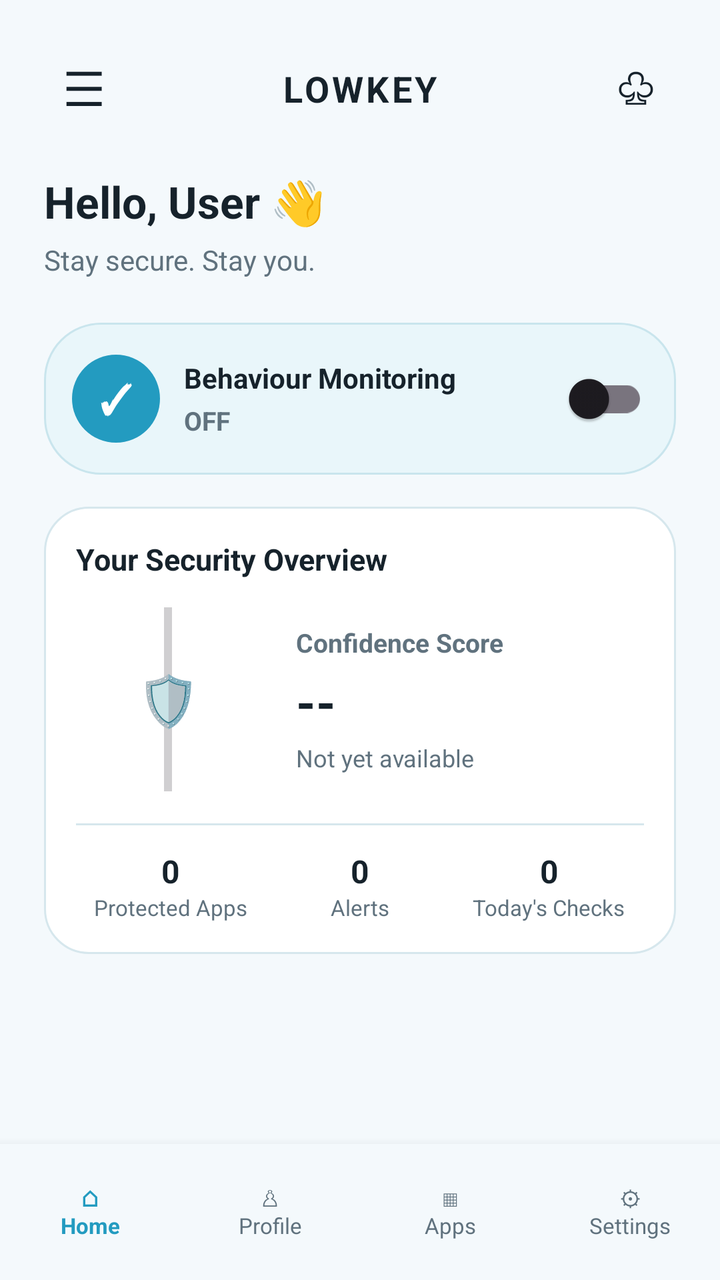
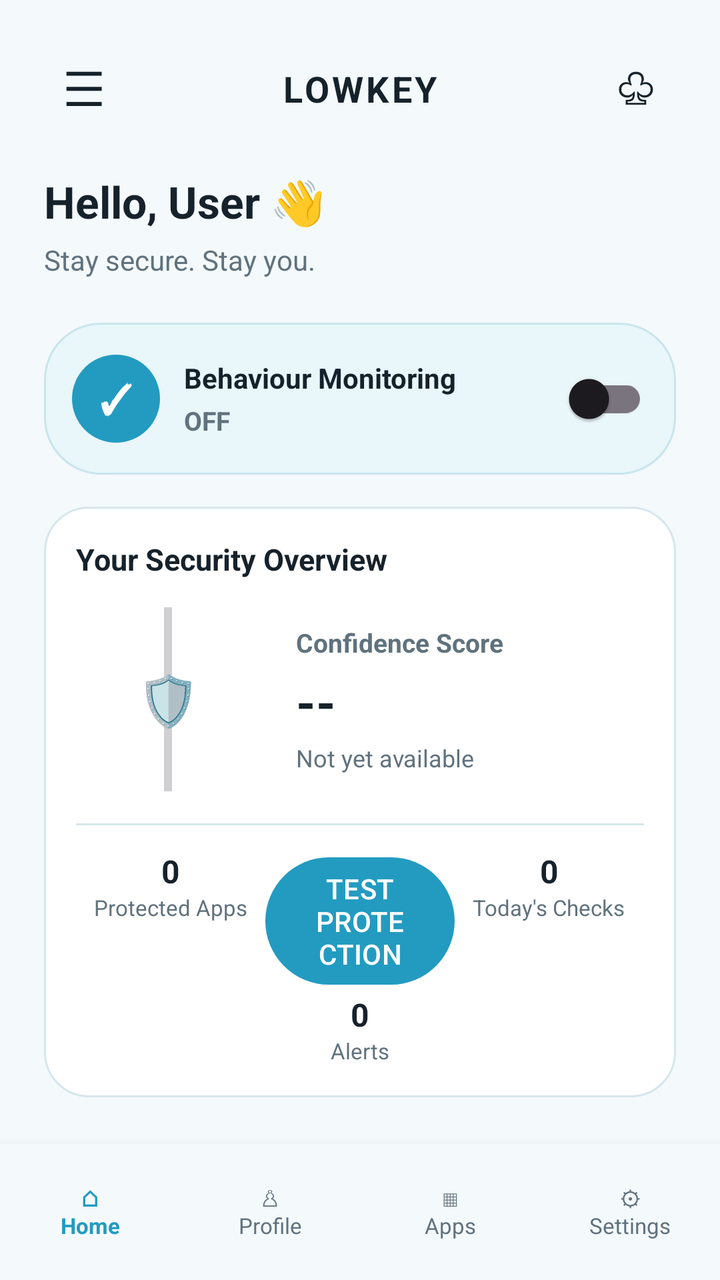

An Android layout rendered at two revisions. The XML below is the earlier revision; the diff shows what the commit changed to produce the second picture.
<!-- AndroidManifest.xml: application theme Theme.Lowkey -->
<!-- res/layout/activity_dashboard.xml -->
<?xml version="1.0" encoding="utf-8"?>
<androidx.constraintlayout.widget.ConstraintLayout
    xmlns:android="http://schemas.android.com/apk/res/android"
    xmlns:app="http://schemas.android.com/apk/res-auto"
    android:id="@+id/main"
    android:layout_width="match_parent"
    android:layout_height="match_parent"
    android:background="@color/screen_background">

    
    <ScrollView
        android:id="@+id/dashboardScroll"
        android:layout_width="0dp"
        android:layout_height="0dp"
        android:fillViewport="true"
        android:clipToPadding="false"
        android:paddingBottom="12dp"
        app:layout_constraintTop_toTopOf="parent"
        app:layout_constraintBottom_toTopOf="@id/bottomNavigation"
        app:layout_constraintStart_toStartOf="parent"
        app:layout_constraintEnd_toEndOf="parent">

        <LinearLayout
            android:layout_width="match_parent"
            android:layout_height="wrap_content"
            android:orientation="vertical"
            android:paddingStart="22dp"
            android:paddingTop="24dp"
            android:paddingEnd="22dp"
            android:paddingBottom="20dp">

            
            <androidx.constraintlayout.widget.ConstraintLayout
                android:layout_width="match_parent"
                android:layout_height="wrap_content">

                <TextView
                    android:id="@+id/tvMenu"
                    android:layout_width="40dp"
                    android:layout_height="40dp"
                    android:gravity="center"
                    android:text="☰"
                    android:textColor="@color/primary_text"
                    android:textSize="24sp"
                    app:layout_constraintStart_toStartOf="parent"
                    app:layout_constraintTop_toTopOf="parent"
                    app:layout_constraintBottom_toBottomOf="parent" />

                <TextView
                    android:id="@+id/tvHeaderTitle"
                    android:layout_width="wrap_content"
                    android:layout_height="wrap_content"
                    android:text="LOWKEY"
                    android:textColor="@color/primary_text"
                    android:textSize="18sp"
                    android:textStyle="bold"
                    android:letterSpacing="0.08"
                    app:layout_constraintStart_toEndOf="@id/tvMenu"
                    app:layout_constraintEnd_toStartOf="@id/tvNotification"
                    app:layout_constraintTop_toTopOf="parent"
                    app:layout_constraintBottom_toBottomOf="parent" />

                <TextView
                    android:id="@+id/tvNotification"
                    android:layout_width="40dp"
                    android:layout_height="40dp"
                    android:gravity="center"
                    android:text="♧"
                    android:textColor="@color/primary_text"
                    android:textSize="22sp"
                    app:layout_constraintEnd_toEndOf="parent"
                    app:layout_constraintTop_toTopOf="parent"
                    app:layout_constraintBottom_toBottomOf="parent" />

            </androidx.constraintlayout.widget.ConstraintLayout>

            
            <TextView
                android:id="@+id/tvGreeting"
                android:layout_width="wrap_content"
                android:layout_height="wrap_content"
                android:layout_marginTop="22dp"
                android:text="Hello, User 👋"
                android:textColor="@color/primary_text"
                android:textSize="22sp"
                android:textStyle="bold" />

            <TextView
                android:id="@+id/tvSubtitle"
                android:layout_width="wrap_content"
                android:layout_height="wrap_content"
                android:layout_marginTop="5dp"
                android:text="Stay secure. Stay you."
                android:textColor="@color/secondary_text"
                android:textSize="14sp" />

            
            <LinearLayout
                android:id="@+id/monitoringCard"
                android:layout_width="match_parent"
                android:layout_height="wrap_content"
                android:layout_marginTop="22dp"
                android:background="@drawable/bg_monitoring_card"
                android:gravity="center_vertical"
                android:orientation="horizontal"
                android:padding="14dp">

                <TextView
                    android:id="@+id/tvMonitoringShield"
                    android:layout_width="44dp"
                    android:layout_height="44dp"
                    android:background="@drawable/circle_dot"
                    android:gravity="center"
                    android:text="✓"
                    android:textColor="@android:color/white"
                    android:textSize="20sp"
                    android:textStyle="bold" />

                <LinearLayout
                    android:layout_width="0dp"
                    android:layout_height="wrap_content"
                    android:layout_weight="1"
                    android:layout_marginStart="12dp"
                    android:orientation="vertical">

                    <TextView
                        android:layout_width="wrap_content"
                        android:layout_height="wrap_content"
                        android:text="Behaviour Monitoring"
                        android:textColor="@color/primary_text"
                        android:textSize="14sp"
                        android:textStyle="bold" />

                    <TextView
                        android:id="@+id/tvMonitoringState"
                        android:layout_width="wrap_content"
                        android:layout_height="wrap_content"
                        android:layout_marginTop="3dp"
                        android:text="OFF"
                        android:textColor="@color/secondary_text"
                        android:textSize="13sp"
                        android:textStyle="bold" />

                </LinearLayout>

                <androidx.appcompat.widget.SwitchCompat
                    android:id="@+id/switchMonitoring"
                    android:layout_width="wrap_content"
                    android:layout_height="wrap_content"
                    android:showText="false"
                    android:checked="false" />

            </LinearLayout>

            
            <LinearLayout
                android:layout_width="match_parent"
                android:layout_height="wrap_content"
                android:layout_marginTop="16dp"
                android:background="@drawable/bg_status_card"
                android:orientation="vertical"
                android:padding="16dp">

                <TextView
                    android:layout_width="wrap_content"
                    android:layout_height="wrap_content"
                    android:text="Your Security Overview"
                    android:textColor="@color/primary_text"
                    android:textSize="15sp"
                    android:textStyle="bold" />

                <LinearLayout
                    android:layout_width="match_parent"
                    android:layout_height="wrap_content"
                    android:layout_marginTop="14dp"
                    android:gravity="center_vertical"
                    android:orientation="horizontal">

                    
                    <FrameLayout
                        android:layout_width="92dp"
                        android:layout_height="92dp">

                        <ProgressBar
                            android:id="@+id/progressConfidence"
                            style="?android:attr/progressBarStyleHorizontal"
                            android:layout_width="92dp"
                            android:layout_height="92dp"
                            android:max="100"
                            android:progress="0"
                            android:rotation="-90"
                            android:indeterminate="false" />

                        <TextView
                            android:id="@+id/tvShieldSmall"
                            android:layout_width="match_parent"
                            android:layout_height="match_parent"
                            android:gravity="center"
                            android:text="🛡"
                            android:textSize="25sp" />

                    </FrameLayout>

                    <LinearLayout
                        android:layout_width="0dp"
                        android:layout_height="wrap_content"
                        android:layout_weight="1"
                        android:layout_marginStart="18dp"
                        android:orientation="vertical">

                        <TextView
                            android:layout_width="wrap_content"
                            android:layout_height="wrap_content"
                            android:text="Confidence Score"
                            android:textColor="@color/secondary_text"
                            android:textSize="13sp"
                            android:textStyle="bold" />

                        <TextView
                            android:id="@+id/tvConfidenceScore"
                            android:layout_width="wrap_content"
                            android:layout_height="wrap_content"
                            android:layout_marginTop="4dp"
                            android:text="--"
                            android:textColor="@color/primary_text"
                            android:textSize="25sp"
                            android:textStyle="bold" />

                        <TextView
                            android:id="@+id/tvVerificationStatus"
                            android:layout_width="wrap_content"
                            android:layout_height="wrap_content"
                            android:layout_marginTop="3dp"
                            android:text="Not yet available"
                            android:textColor="@color/secondary_text"
                            android:textSize="12sp" />

                    </LinearLayout>

                </LinearLayout>

                <View
                    android:layout_width="match_parent"
                    android:layout_height="1dp"
                    android:layout_marginTop="16dp"
                    android:background="#D6E7ED" />

                
                <LinearLayout
                    android:layout_width="match_parent"
                    android:layout_height="wrap_content"
                    android:layout_marginTop="12dp"
                    android:orientation="horizontal">

                    <LinearLayout
                        android:layout_width="0dp"
                        android:layout_height="wrap_content"
                        android:layout_weight="1"
                        android:gravity="center"
                        android:orientation="vertical">

                        <TextView
                            android:id="@+id/tvProtectedApps"
                            android:layout_width="wrap_content"
                            android:layout_height="wrap_content"
                            android:text="0"
                            android:textColor="@color/primary_text"
                            android:textSize="16sp"
                            android:textStyle="bold" />

                        <TextView
                            android:layout_width="wrap_content"
                            android:layout_height="wrap_content"
                            android:text="Protected Apps"
                            android:textColor="@color/secondary_text"
                            android:textSize="11sp" />

                    </LinearLayout>

                    <LinearLayout
                        android:layout_width="0dp"
                        android:layout_height="wrap_content"
                        android:layout_weight="1"
                        android:gravity="center"
                        android:orientation="vertical">

                        <TextView
                            android:id="@+id/tvAlerts"
                            android:layout_width="wrap_content"
                            android:layout_height="wrap_content"
                            android:text="0"
                            android:textColor="@color/primary_text"
                            android:textSize="16sp"
                            android:textStyle="bold" />

                        <TextView
                            android:layout_width="wrap_content"
                            android:layout_height="wrap_content"
                            android:text="Alerts"
                            android:textColor="@color/secondary_text"
                            android:textSize="11sp" />

                    </LinearLayout>

                    <LinearLayout
                        android:layout_width="0dp"
                        android:layout_height="wrap_content"
                        android:layout_weight="1"
                        android:gravity="center"
                        android:orientation="vertical">

                        <TextView
                            android:id="@+id/tvTodayChecks"
                            android:layout_width="wrap_content"
                            android:layout_height="wrap_content"
                            android:text="0"
                            android:textColor="@color/primary_text"
                            android:textSize="16sp"
                            android:textStyle="bold" />

                        <TextView
                            android:layout_width="wrap_content"
                            android:layout_height="wrap_content"
                            android:text="Today's Checks"
                            android:textColor="@color/secondary_text"
                            android:textSize="11sp" />

                    </LinearLayout>

                </LinearLayout>

            </LinearLayout>

            


        </LinearLayout>

    </ScrollView>

    
    <LinearLayout
        android:id="@+id/bottomNavigation"
        android:layout_width="0dp"
        android:layout_height="68dp"
        android:background="@color/screen_background"
        android:gravity="center"
        android:orientation="horizontal"
        android:elevation="8dp"
        app:layout_constraintBottom_toBottomOf="parent"
        app:layout_constraintStart_toStartOf="parent"
        app:layout_constraintEnd_toEndOf="parent">

        <TextView
            android:id="@+id/navHome"
            android:layout_width="0dp"
            android:layout_height="match_parent"
            android:layout_weight="1"
            android:gravity="center"
            android:text="⌂\nHome"
            android:textColor="@color/accent_blue"
            android:textSize="11sp"
            android:textStyle="bold" />

        <TextView
            android:id="@+id/navProfile"
            android:layout_width="0dp"
            android:layout_height="match_parent"
            android:layout_weight="1"
            android:gravity="center"
            android:text="♙\nProfile"
            android:textColor="@color/secondary_text"
            android:textSize="11sp" />

        <TextView
            android:id="@+id/navApps"
            android:layout_width="0dp"
            android:layout_height="match_parent"
            android:layout_weight="1"
            android:gravity="center"
            android:text="▦\nApps"
            android:textColor="@color/secondary_text"
            android:textSize="11sp" />

        <TextView
            android:id="@+id/navSettings"
            android:layout_width="0dp"
            android:layout_height="match_parent"
            android:layout_weight="1"
            android:gravity="center"
            android:text="⚙\nSettings"
            android:textColor="@color/secondary_text"
            android:textSize="11sp" />

    </LinearLayout>

</androidx.constraintlayout.widget.ConstraintLayout>
<!-- resources referenced by this layout -->
<resources>
  <color name="accent_blue">#239BC0</color>
  <color name="primary_text">#16222B</color>
  <color name="screen_background">#F4F9FC</color>
  <color name="secondary_text">#60727E</color>
  <!-- drawable bg_monitoring_card (drawable) -->
  <?xml version="1.0" encoding="utf-8"?>
  <shape xmlns:android="http://schemas.android.com/apk/res/android"
      android:shape="rectangle">
  
      <solid android:color="#E9F6FA" />
  
      <stroke
          android:width="1dp"
          android:color="#C9E5ED" />
  
      <corners android:radius="28dp" />
  
  </shape>
  <!-- drawable bg_status_card (drawable) -->
  <?xml version="1.0" encoding="utf-8"?>
  <shape xmlns:android="http://schemas.android.com/apk/res/android"
      android:shape="rectangle">
  
      <solid android:color="#FFFFFF" />
  
      <stroke
          android:width="1dp"
          android:color="#D6E7ED" />
  
      <corners android:radius="22dp" />
  
  </shape>
  <!-- drawable circle_dot (drawable) -->
  <?xml version="1.0" encoding="utf-8"?>
  <shape xmlns:android="http://schemas.android.com/apk/res/android"
      android:shape="oval">
  
      <solid android:color="@color/accent_blue" />
  
  </shape>
  <style name="Theme.Lowkey" parent="Base.Theme.Lowkey" />
  <style name="Base.Theme.Lowkey" parent="Theme.Material3.DayNight.NoActionBar">
  
          
          <item name="android:windowBackground">@color/screen_background</item>
          <item name="android:colorBackground">@color/screen_background</item>
  
          
          <item name="android:statusBarColor">@color/screen_background</item>
          <item name="android:navigationBarColor">@color/screen_background</item>
  
          
          <item name="android:windowLightStatusBar">false</item>
          <item name="android:windowLightNavigationBar">false</item>
  
          
          <item name="colorPrimary">@color/accent_blue</item>
          <item name="colorSecondary">@color/accent_blue</item>
  
          
          <item name="colorSurface">@color/button_secondary</item>
          <item name="colorSurfaceVariant">@color/button_secondary</item>
  
      </style>
  <color name="button_secondary">#E5F3F8</color>
</resources>

<!-- the commit's change to res/layout/activity_dashboard.xml (unified diff, before → after) -->
@@ -284,6 +284,12 @@
                         android:gravity="center"
                         android:orientation="vertical">
 
+                        <Button
+                            android:id="@+id/btnTestProtection"
+                            android:layout_width="match_parent"
+                            android:layout_height="wrap_content"
+                            android:text="TEST PROTECTION" />
+
                         <TextView
                             android:id="@+id/tvAlerts"
                             android:layout_width="wrap_content"
